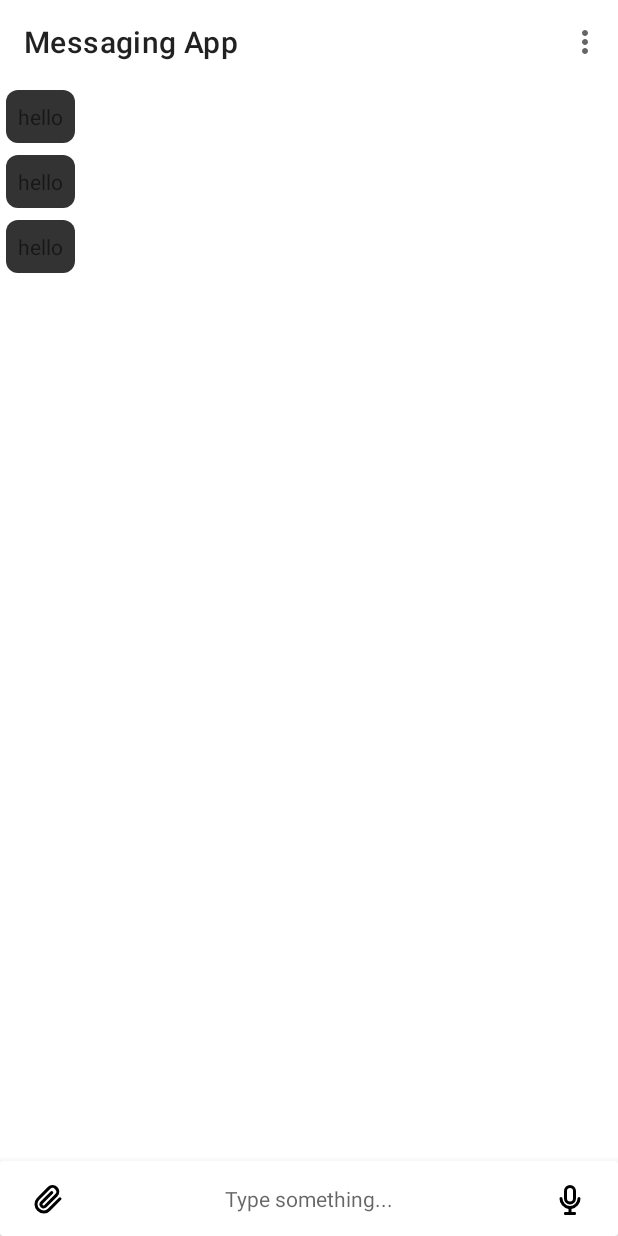
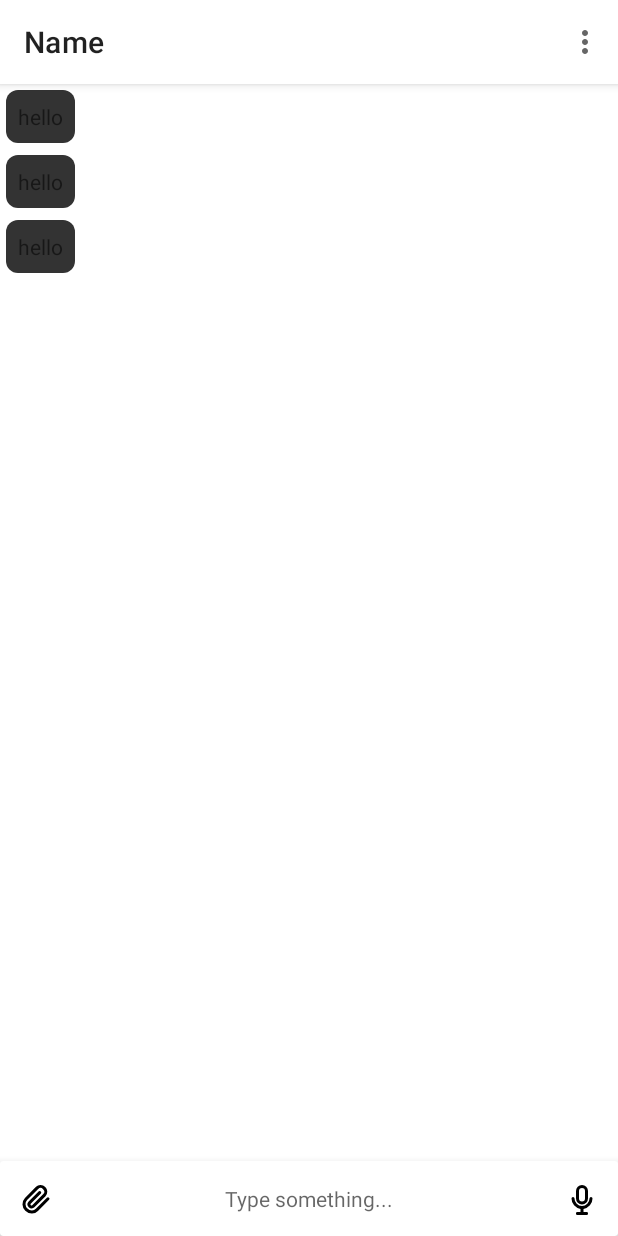
Before and after one commit to qubictech/android_telegram_redesign, an Android app: the layout activity_chat.xml on its own in the app's theme, with its tools: preview values and no code run, on a phone screen of 412 x 824 dp. Run offline under Robolectric (Android 15) with nearby library versions, the phone set to English and light mode, and no system bars.

```diff
--- a/app/src/main/res/layout/activity_chat.xml
+++ b/app/src/main/res/layout/activity_chat.xml
@@ -8,8 +8,8 @@
 
     <com.google.android.material.appbar.AppBarLayout
         android:layout_width="match_parent"
-        app:liftOnScroll="true"
-        android:layout_height="wrap_content">
+        android:layout_height="wrap_content"
+        app:liftOnScroll="false">
 
         <androidx.appcompat.widget.Toolbar
             android:id="@+id/toolbar"
@@ -18,17 +18,24 @@
             android:background="@color/appbarColor"
             app:layout_scrollFlags="scroll|enterAlways|snap"
             app:menu="@menu/chat"
-            app:title="@string/app_name" />
+            app:title="Name" />
 
     </com.google.android.material.appbar.AppBarLayout>
 
-    <androidx.recyclerview.widget.RecyclerView
+    <LinearLayout
         android:layout_width="match_parent"
         android:layout_height="match_parent"
-        tools:listitem="@layout/chat_item_left"
-        android:id="@+id/chats"
-        android:layout_marginBottom="110dp"
-        app:layout_behavior="com.google.android.material.appbar.AppBarLayout$ScrollingViewBehavior" />
+        android:orientation="vertical"
+        app:layout_behavior="com.google.android.material.appbar.AppBarLayout$ScrollingViewBehavior">
+
+        <androidx.recyclerview.widget.RecyclerView
+            android:id="@+id/chats"
+            android:layout_width="match_parent"
+            android:layout_height="match_parent"
+            android:layout_marginBottom="110dp"
+            tools:listitem="@layout/chat_item_left" />
+
+    </LinearLayout>
 
     <androidx.cardview.widget.CardView
         android:layout_width="match_parent"
@@ -40,9 +47,7 @@
             android:layout_width="match_parent"
             android:layout_height="wrap_content"
             android:gravity="center"
-            android:minHeight="50dp"
-            android:paddingStart="8dp"
-            android:paddingEnd="8dp">
+            android:minHeight="50dp">
 
             <ImageButton
                 android:id="@+id/attachment"
```
Also changed, not shown: app/src/main/AndroidManifest.xml (+5 -2 lines), app/src/main/java/com/tarms/bd/messagingapp/fragment/attachment/AttachmentBottomSheetFragment.kt (added, +34 -0 lines), app/src/main/java/com/tarms/bd/messagingapp/fragment/main/ChatListFragment.kt (+21 -3 lines), app/src/main/java/com/tarms/bd/messagingapp/main/ChatActivity.kt (+49 -2 lines), app/src/main/java/com/tarms/bd/messagingapp/main/StartNewChatActivity.kt (added, +25 -0 lines), app/src/main/res/layout/activity_start_new_chat.xml (added, +34 -0 lines), app/src/main/res/layout/fragment_attachment_bottomsheet.xml (added, +51 -0 lines).
